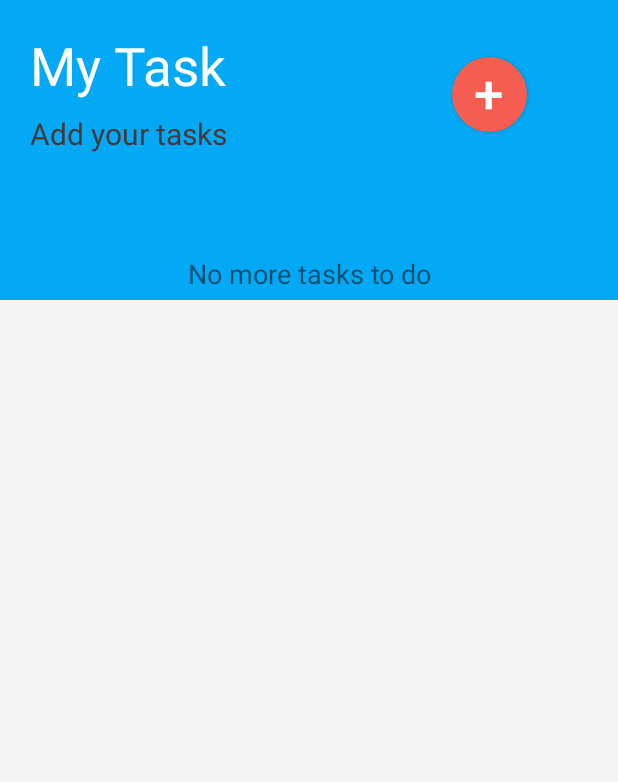
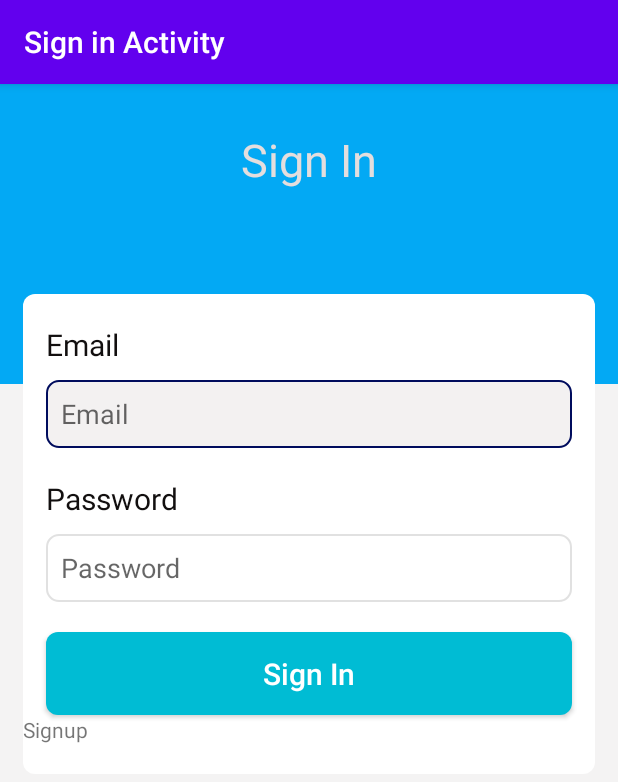
Before and after one commit to Tasdikul-Hasan-Sourov/MyTask_ToDo, an Android app: the screen it shows after launch (MainActivity), on a phone screen of 412 x 824 dp. Shown: the top 782 px of the screen. Run offline under Robolectric (Android 15) with nearby library versions, the phone set to English and light mode, and no system bars; our stand-ins replace Firebase (no records; nobody signed in at launch, a user with empty details on screens opened directly).

```diff
--- a/app/build.gradle
+++ b/app/build.gradle
@@ -29,6 +29,7 @@ dependencies {
     implementation 'androidx.constraintlayout:constraintlayout:1.1.3'
     implementation 'androidx.recyclerview:recyclerview:1.1.0'
     implementation 'com.google.firebase:firebase-database:19.3.1'
+    implementation 'com.google.firebase:firebase-auth:19.3.1'
     testImplementation 'junit:junit:4.12'
     androidTestImplementation 'androidx.test.ext:junit:1.1.1'
     androidTestImplementation 'androidx.test.espresso:espresso-core:3.2.0'
--- a/app/src/main/AndroidManifest.xml
+++ b/app/src/main/AndroidManifest.xml
@@ -9,7 +9,9 @@
         android:roundIcon="@mipmap/ic_launcher_round"
         android:supportsRtl="true"
         android:theme="@style/AppTheme">
-        <activity android:name=".EditTask"></activity>
+        <activity android:name=".SignUp"></activity>
+        <activity android:name=".MainActivity2" />
+        <activity android:name=".EditTask" />
         <activity android:name=".Addtask" />
         <activity android:name=".MainActivity">
             <intent-filter>
--- a/app/src/main/java/com/example/mytask/MainActivity.java
+++ b/app/src/main/java/com/example/mytask/MainActivity.java
@@ -1,72 +1,107 @@
 package com.example.mytask;
 
 import androidx.annotation.NonNull;
-import androidx.appcompat.app.ActionBar;
 import androidx.appcompat.app.AppCompatActivity;
-import androidx.recyclerview.widget.LinearLayoutManager;
-import androidx.recyclerview.widget.RecyclerView;
 
 import android.content.Intent;
 import android.os.Bundle;
 import android.view.View;
 import android.widget.Button;
+import android.widget.EditText;
+import android.widget.ProgressBar;
+import android.widget.Switch;
 import android.widget.TextView;
 import android.widget.Toast;
 
-import com.google.firebase.database.DataSnapshot;
-import com.google.firebase.database.DatabaseError;
-import com.google.firebase.database.DatabaseReference;
-import com.google.firebase.database.FirebaseDatabase;
-import com.google.firebase.database.ValueEventListener;
+import com.google.android.gms.tasks.OnCompleteListener;
+import com.google.android.gms.tasks.Task;
+import com.google.firebase.auth.AuthResult;
+import com.google.firebase.auth.FirebaseAuth;
 
-import java.util.ArrayList;
+public class MainActivity extends AppCompatActivity implements View.OnClickListener {
 
-public class MainActivity extends AppCompatActivity {
+    private EditText signinEmail, signinPassword;
+    private TextView signinText;
+    private Button signinButton;
+    //private ProgressBar progressbare;
+    private FirebaseAuth mAuth;
 
-    private TextView pageTitle,subTitle,endLine;
-    Button  addButton;
-    DatabaseReference reference;
-    RecyclerView resView;
-    ArrayList<Mytask> list;
-    taskAdapter taskAdapter;
 
     @Override
     protected void onCreate(Bundle savedInstanceState) {
         super.onCreate(savedInstanceState);
         setContentView(R.layout.activity_main);
-        ActionBar actionBar= getSupportActionBar();
-        actionBar.hide();
-        pageTitle=(TextView)findViewById(R.id.pageTitle);
-        subTitle=(TextView) findViewById(R.id.subTitle);
-        endLine=(TextView) findViewById(R.id.endLine);
-        addButton=(Button) findViewById(R.id.buttonAdd);
-        resView=(RecyclerView) findViewById(R.id.resId);
+        //ActionBar actionBar= getSupportActionBar();
+        //actionBar.hide();
+        this.setTitle("Sign in Activity");
+        signinEmail =(EditText) findViewById(R.id.email);
+        signinPassword=(EditText) findViewById(R.id.password);
+        signinText=(TextView) findViewById(R.id.textViewin);
+        signinButton=(Button) findViewById(R.id.buttonin);
+        signinText.setOnClickListener(this);
+        signinButton.setOnClickListener(this);
+        //progressbare=(ProgressBar) findViewById(R.id.progressBar2);
+        mAuth = FirebaseAuth.getInstance();
 
-        addButton.setOnClickListener(new View.OnClickListener() {
+
+    }
+
+    @Override
+    public void onClick(View v) {
+        switch (v.getId()){
+            case R.id.buttonin:
+                userLogin();
+                break;
+            case  R.id.textViewin:
+                Intent intent=new Intent(getApplicationContext(),SignUp.class);
+                startActivity(intent);
+                break;
+        }
+    }
+
+    private void userLogin() {
+        String email=signinEmail.getText().toString().trim();
+        String password=signinPassword.getText().toString().trim();
+
+        if(email.isEmpty())
+        {
+            signinEmail.setError("Enter an email address");
+            signinEmail.requestFocus();
+            return;
+        }
+
+        if(!android.util.Patterns.EMAIL_ADDRESS.matcher(email).matches())
+        {
+            signinEmail.setError("Enter a valid email address");
+            signinEmail.requestFocus();
+            return;
+        }
+
+        //checking the validity of the password
+        if(email.isEmpty())
+        {
+            signinPassword.setError("Enter a password");
+            signinPassword.requestFocus();
+            return;
+        }
+        if(password.length()<6){
+            signinPassword.setError("Minimum password length should be 6");
+            signinPassword.requestFocus();
+            return;
+        }
+        //  progressbare.setVisibility(View.VISIBLE);
+        mAuth.signInWithEmailAndPassword(email,password).addOnCompleteListener(new OnCompleteListener<AuthResult>() {
             @Override
-            public void onClick(View v) {
-                Intent intent=new Intent(getApplicationContext(),Addtask.class);
-                startActivity(intent);
-            }
-        });
-        resView.setLayoutManager(new LinearLayoutManager(this));
-        list= new ArrayList<Mytask>();
-        reference= FirebaseDatabase.getInstance().getReference().child("Mytask");
-        reference.addValueEventListener(new ValueEventListener() {
-            @Override
-            public void onDataChange(@NonNull DataSnapshot dataSnapshot) {
-                for (DataSnapshot dataSnapshot1 : dataSnapshot.getChildren()) {
-                    Mytask p = dataSnapshot1.getValue(Mytask.class);
-                    list.add(p);
+            public void onComplete(@NonNull Task<AuthResult> task) {
+                //  progressbare.setVisibility(View.INVISIBLE);
+                if(task.isSuccessful()){
+                    Intent intent=new Intent(getApplicationContext(),MainActivity2.class);
+                    intent.addFlags(Intent.FLAG_ACTIVITY_CLEAR_TOP);
+                    startActivity(intent);
                 }
-                taskAdapter = new taskAdapter(MainActivity.this, list);
-                resView.setAdapter(taskAdapter);
-                taskAdapter.notifyDataSetChanged();
-            }
-
-            @Override
-            public void onCancelled(@NonNull DatabaseError error) {
-                Toast.makeText(getApplicationContext(),"No Data", Toast.LENGTH_SHORT).show();
+                else{
+                    Toast.makeText(getApplicationContext(),"Login Un Successful",Toast.LENGTH_SHORT).show();
+                }
             }
         });
     }
--- a/app/src/main/res/layout/activity_main.xml
+++ b/app/src/main/res/layout/activity_main.xml
@@ -18,70 +18,107 @@
             android:layout_width="match_parent"
             android:layout_height="wrap_content"
             android:orientation="horizontal">
-            <LinearLayout
-                android:layout_width="wrap_content"
-                android:layout_height="wrap_content"
-                android:orientation="vertical"
-                android:layout_marginLeft="20dp">
+
             <TextView
+
                 android:id="@+id/pageTitle"
                 android:layout_width="match_parent"
                 android:layout_height="wrap_content"
-                    android:layout_marginTop="20dp"
+                android:layout_marginTop="30dp"
                 android:gravity="center_horizontal"
-                    android:text="@string/my_task"
-                    android:textColor="#fff"
-                    android:textSize="35sp" />
-
-                <TextView
-                    android:id="@+id/subTitle"
-                    android:layout_width="match_parent"
-                    android:layout_height="wrap_content"
-                    android:layout_marginTop="8dp"
-                    android:gravity="center_horizontal"
-                    android:text="Add your tasks"
-                    android:textColor="#473838"
-                    android:textSize="20sp" />
-            </LinearLayout>
-                <Button
-                    android:layout_width="50dp"
-                    android:layout_height="50dp"
-                    android:layout_marginLeft="150dp"
-                    android:layout_marginTop="38dp"
-                    android:id="@+id/buttonAdd"
-                    android:text="+"
-                    android:background="@drawable/addshape"
-                    android:textSize="35sp"
-                    android:textColor="#fff"
-                    android:textAlignment="center"
-                    android:gravity="center_horizontal"/>
+                android:text="Sign In"
+                android:textColor="#E4DEDE"
+                android:textSize="30sp"
+                android:layout_marginBottom="20dp"/>
 
         </LinearLayout>
-
-
         <View
             android:layout_width="match_parent"
             android:layout_height="1dp"
             android:layout_marginTop="20dp" />
     </LinearLayout>
 
-    <androidx.recyclerview.widget.RecyclerView
-        android:id="@+id/resId"
+    <LinearLayout
         android:layout_width="match_parent"
         android:layout_height="wrap_content"
+        android:orientation="vertical"
+        android:paddingBottom="20dp"
+        android:paddingTop="20dp"
+        android:background="@drawable/reshape"
         android:layout_marginLeft="15dp"
-        android:layout_marginTop="-60dp"
-        android:layout_marginRight="15dp" />
+        android:layout_marginRight="15dp"
+        android:layout_marginTop="-60dp">
+
+        <LinearLayout
+            android:layout_width="match_parent"
+            android:layout_height="wrap_content"
+            android:layout_marginRight="15dp"
+            android:layout_marginLeft="15dp"
+            android:orientation="vertical">
+            <TextView
+                android:layout_width="match_parent"
+                android:layout_height="wrap_content"
+                android:text="Email"
+                android:textSize="20sp"
+                android:id="@+id/titleText"
+                android:textColor="#120F0F"
+                android:layout_marginBottom="10dp"/>
+
+            <EditText
+                android:id="@+id/email"
+                android:layout_width="match_parent"
+                android:layout_height="45dp"
+                android:inputType="textEmailAddress"
+                android:paddingLeft="10dp"
+                android:background="@drawable/combine"
+                android:hint="Email"/>
+
+        </LinearLayout>
+
+        <LinearLayout
+            android:layout_width="match_parent"
+            android:layout_height="wrap_content"
+            android:layout_marginRight="15dp"
+            android:layout_marginLeft="15dp"
+            android:layout_marginTop="20dp"
+            android:orientation="vertical">
+            <TextView
+                android:layout_width="match_parent"
+                android:layout_height="wrap_content"
+                android:text="Password"
+                android:textSize="20sp"
+                android:id="@+id/desDes"
+                android:textColor="#120F0F"
+                android:layout_marginBottom="10dp"/>
+
+            <EditText
+                android:id="@+id/password"
+                android:layout_width="match_parent"
+                android:layout_height="45dp"
+                android:inputType="textPassword"
+                android:paddingLeft="10dp"
+                android:background="@drawable/combine"
+                android:hint="Password"/>
+
+        </LinearLayout>
+        <Button
+            android:id="@+id/buttonin"
+            android:layout_marginRight="15dp"
+            android:layout_marginLeft="15dp"
+            android:text="Sign In"
+            android:textColor="#fff"
+            android:textSize="20sp"
+            android:textAllCaps="false"
+            android:layout_width="match_parent"
+            android:background="@drawable/create"
+            android:layout_height="55dp"
+            android:layout_marginTop="20dp"/>
 
         <TextView
-        android:id="@+id/endLine"
             android:layout_width="match_parent"
             android:layout_height="wrap_content"
-        android:layout_marginTop="30dp"
-        android:gravity="center_horizontal"
-        android:text="@string/endline"
-        android:textAlignment="center"
-        android:textSize="18sp" />
-
+            android:id="@+id/textViewin"
+            android:text="Signup"/>
 
     </LinearLayout>
+</LinearLayout>
--- a/app/src/main/res/values/strings.xml
+++ b/app/src/main/res/values/strings.xml
@@ -7,4 +7,7 @@
     <string name="eat_break_fast">Eat Break fast</string>
     <string name="today">Today</string>
     <string name="eat_a_healthy_diet">Eat a healthy diet</string>
+    <string name="add_your_task">Add Your Task</string>
+    <string name="asass">+</string>
+    <string name="no_more_tasks">No more tasks</string>
 </resources>
```
Also changed, not shown: app/src/main/java/com/example/mytask/Addtask.java (+10 -4 lines), app/src/main/java/com/example/mytask/EditTask.java (+9 -3 lines), app/src/main/java/com/example/mytask/MainActivity2.java (added, +79 -0 lines), app/src/main/java/com/example/mytask/Mytask.java (+11 -1 lines), app/src/main/java/com/example/mytask/SignUp.java (added, +111 -0 lines), app/src/main/res/layout/activity_main2.xml (added, +89 -0 lines), app/src/main/res/layout/activity_sign_up.xml (added, +74 -0 lines). Lines whose indentation alone changed are shown as unchanged.
